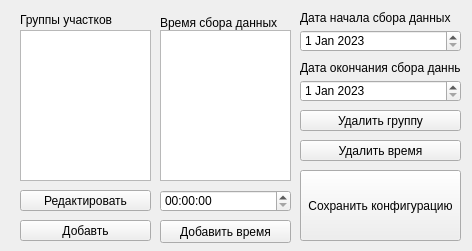
This is UI/forms/list_form.ui in MrKykypy3ka/road as Qt 5 draws it before an edit. The edited form follows.
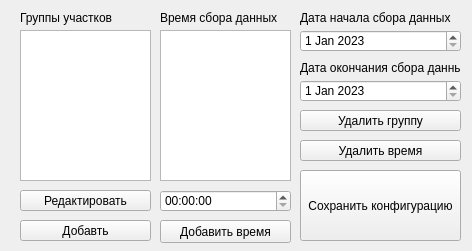
This is the edited form. Icons and pictures are not drawn.

What changed in the file:
```diff
--- a/UI/forms/list_form.ui
+++ b/UI/forms/list_form.ui
@@ -111,9 +111,9 @@
    <property name="geometry">
     <rect>
      <x>20</x>
-     <y>0</y>
+     <y>10</y>
      <width>141</width>
-     <height>41</height>
+     <height>16</height>
     </rect>
    </property>
    <property name="text">
@@ -157,9 +157,9 @@
    <property name="geometry">
     <rect>
      <x>160</x>
-     <y>2</y>
+     <y>10</y>
      <width>141</width>
-     <height>41</height>
+     <height>16</height>
     </rect>
    </property>
    <property name="text">
```
Left out of the diff: 4 changed lines with no effect on the pictures.
